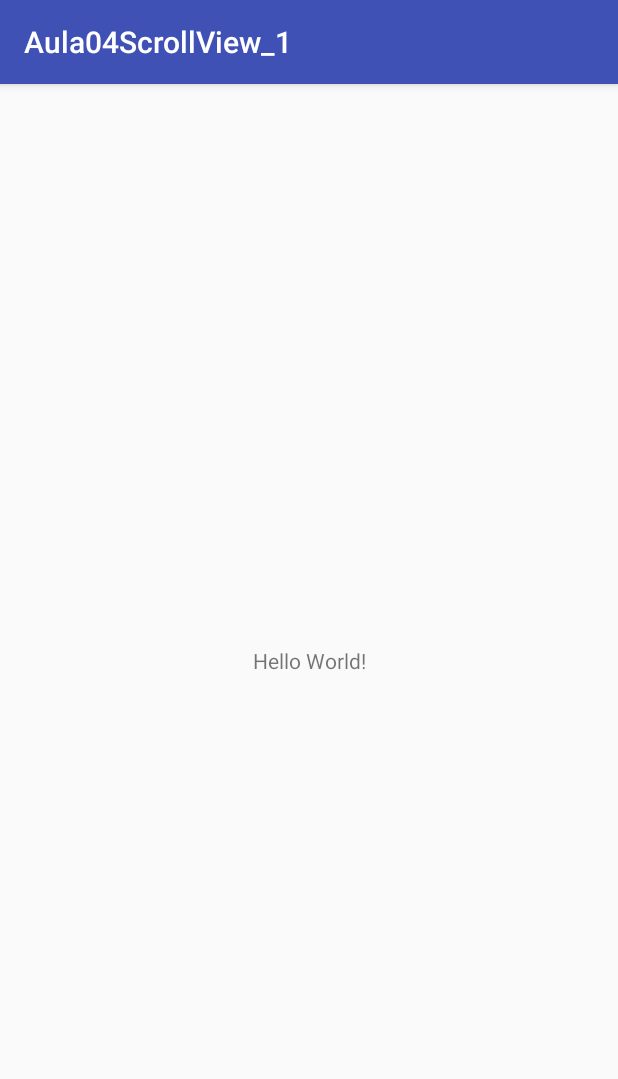
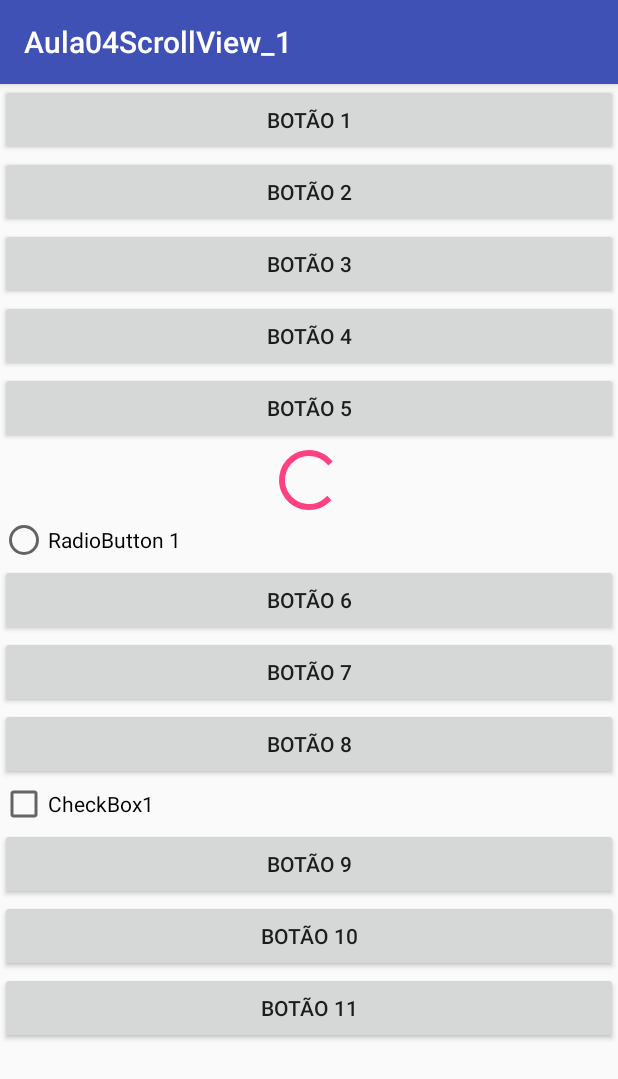
Before and after one commit to JoaoDionisio/Aula04ScrollView_1, an Android app: the screen it shows after launch (MainActivity), on a phone screen of 412 x 824 dp. Shown: the top 1079 px of the screen. Run offline under Robolectric (Android 15) with nearby library versions, the phone set to English and light mode, and no system bars.

Commit message:
Segundo commit

```diff
--- a/app/src/main/res/layout/activity_main.xml
+++ b/app/src/main/res/layout/activity_main.xml
@@ -1,18 +1,84 @@
 <?xml version="1.0" encoding="utf-8"?>
-<android.support.constraint.ConstraintLayout xmlns:android="http://schemas.android.com/apk/res/android"
+<ScrollView xmlns:android="http://schemas.android.com/apk/res/android"
     xmlns:app="http://schemas.android.com/apk/res-auto"
     xmlns:tools="http://schemas.android.com/tools"
     android:layout_width="match_parent"
     android:layout_height="match_parent"
     tools:context="com.example.goddionisio.aula04scrollview_1.MainActivity">
 
-    <TextView
-        android:layout_width="wrap_content"
-        android:layout_height="wrap_content"
-        android:text="Hello World!"
-        app:layout_constraintBottom_toBottomOf="parent"
-        app:layout_constraintLeft_toLeftOf="parent"
-        app:layout_constraintRight_toRightOf="parent"
-        app:layout_constraintTop_toTopOf="parent" />
+    <LinearLayout
+        android:orientation="vertical"
+        android:layout_width="match_parent"
+        android:layout_height="wrap_content">
 
-</android.support.constraint.ConstraintLayout>
+        <Button
+            android:layout_width="match_parent"
+            android:layout_height="wrap_content"
+            android:text="Botão 1"/>
+        <Button
+            android:layout_width="match_parent"
+            android:layout_height="wrap_content"
+            android:text="Botão 2"/>
+        <Button
+            android:layout_width="match_parent"
+            android:layout_height="wrap_content"
+            android:text="Botão 3"/>
+        <Button
+            android:layout_width="match_parent"
+            android:layout_height="wrap_content"
+            android:text="Botão 4"/>
+        <Button
+            android:layout_width="match_parent"
+            android:layout_height="wrap_content"
+            android:text="Botão 5"/>
+
+        <ProgressBar
+            android:id="@+id/progressBar1"
+            android:scrollbarStyle="insideInset"
+            android:layout_width="match_parent"
+            android:layout_height="wrap_content"
+            />
+        <RadioButton
+            android:id="@+id/radioButton01"
+            android:text="RadioButton 1"
+            android:layout_width="wrap_content"
+            android:layout_height="wrap_content" />
+        <Button
+            android:id="@+id/button0"
+            android:layout_width="match_parent"
+            android:layout_height="wrap_content"
+            android:text="Botão 6"/>
+        <Button
+            android:id="@+id/button03"
+            android:layout_width="match_parent"
+            android:layout_height="wrap_content"
+            android:text="Botão 7"/>
+        <Button
+            android:id="@+id/button04"
+            android:layout_width="match_parent"
+            android:layout_height="wrap_content"
+            android:text="Botão 8"/>
+        <CheckBox
+            android:id="@+id/checkBox1"
+            android:text="CheckBox1"
+            android:layout_width="wrap_content"
+            android:layout_height="wrap_content" />
+        <Button
+            android:id="@+id/button02"
+            android:layout_width="match_parent"
+            android:layout_height="wrap_content"
+            android:text="Botão 9"/>
+        <Button
+            android:id="@+id/button01"
+            android:layout_width="match_parent"
+            android:layout_height="wrap_content"
+            android:text="Botão 10"/>
+        <Button
+            android:layout_width="match_parent"
+            android:layout_height="wrap_content"
+            android:text="Botão 11"/>
+
+
+    </LinearLayout>
+
+</ScrollView>
```
